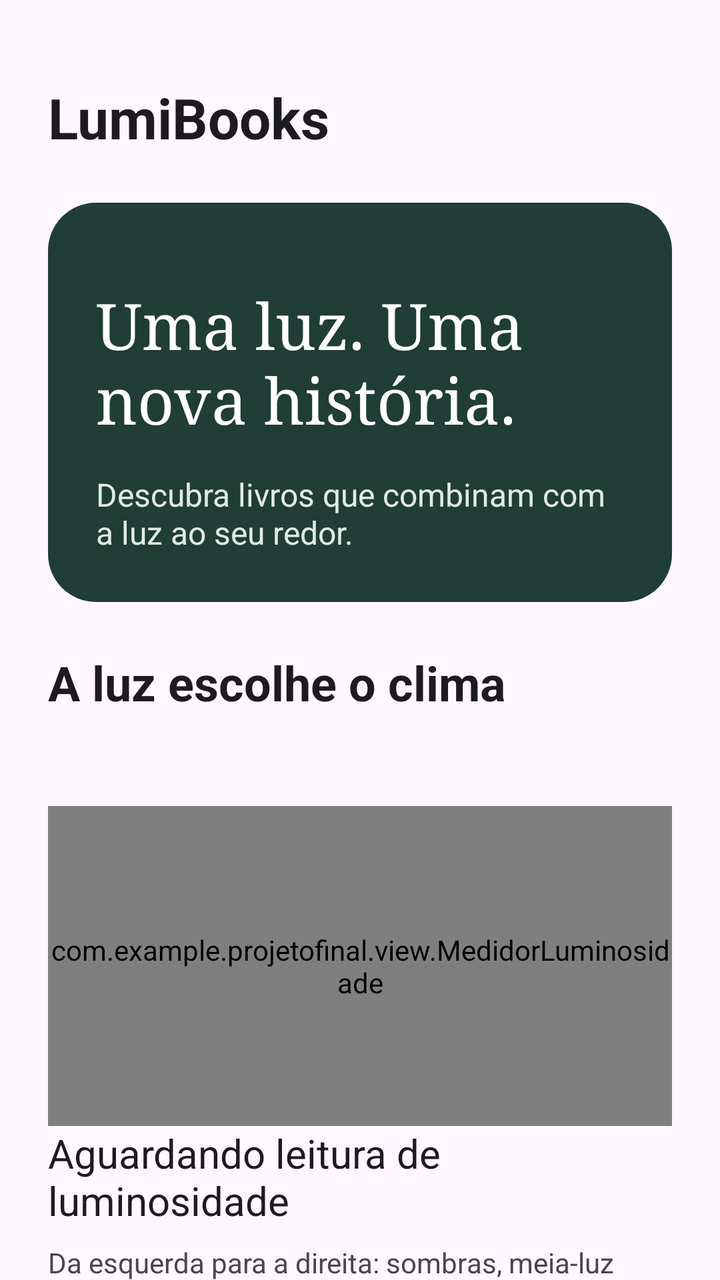
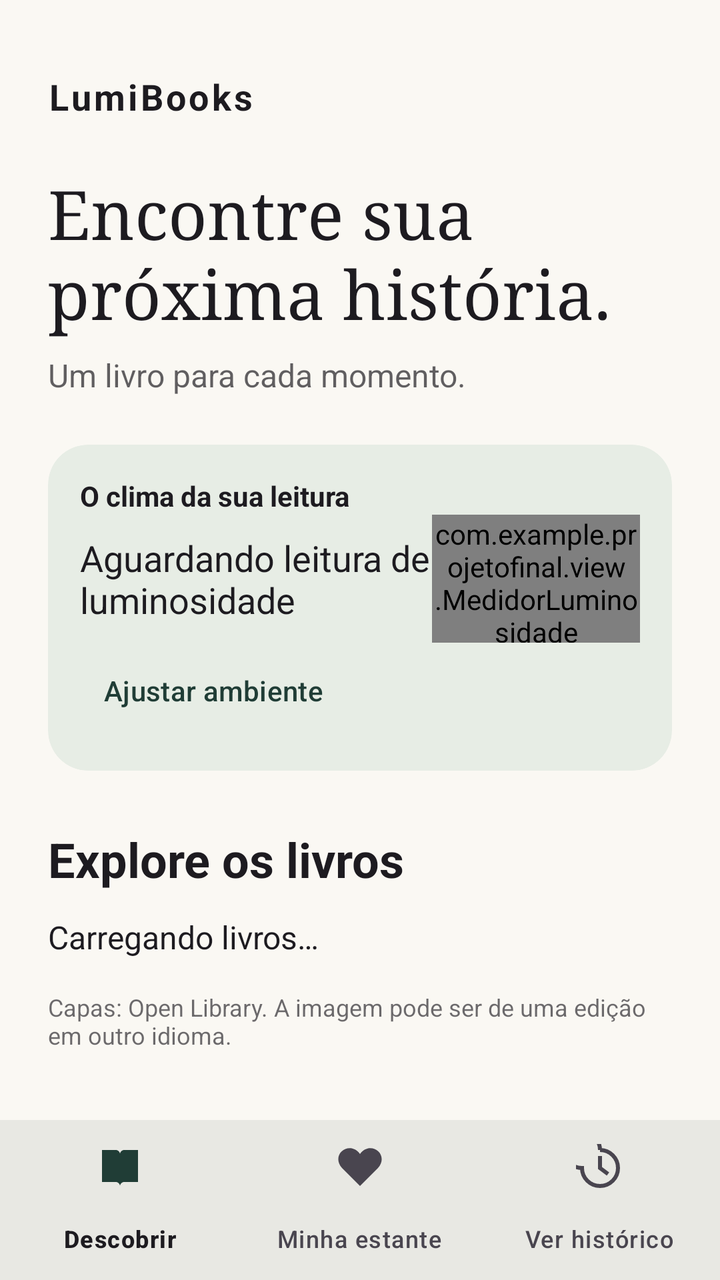

An Android layout rendered at two revisions. The XML below is the earlier revision; the diff shows what the commit changed to produce the second picture.
<!-- AndroidManifest.xml: application theme Theme.Projetofinal -->
<!-- res/layout/activity_main.xml -->
<?xml version="1.0" encoding="utf-8"?>
<androidx.core.widget.NestedScrollView xmlns:android="http://schemas.android.com/apk/res/android"
 android:id="@+id/principal" android:layout_width="match_parent" android:layout_height="match_parent" android:fillViewport="true">
 <LinearLayout android:layout_width="match_parent" android:layout_height="wrap_content" android:orientation="vertical" android:padding="24dp">
 <TextView android:layout_width="match_parent" android:layout_height="wrap_content" android:text="@string/app_name" android:textSize="28sp" android:textColor="?attr/colorOnSurface" android:layout_marginTop="16dp" android:textStyle="bold" />
 <LinearLayout android:layout_width="match_parent" android:layout_height="wrap_content" android:orientation="vertical" android:padding="24dp" android:layout_marginTop="24dp" android:background="@drawable/background_intro">
 <TextView android:layout_width="match_parent" android:layout_height="wrap_content" android:text="@string/welcome" android:textSize="32sp" android:textColor="#FFFFFF" android:layout_marginTop="16dp" android:fontFamily="serif" />
 <TextView android:layout_width="match_parent" android:layout_height="wrap_content" android:text="@string/intro" android:textSize="16sp" android:textColor="#E1EAE5" android:layout_marginTop="16dp"  />
 </LinearLayout>
 <TextView android:layout_width="match_parent" android:layout_height="wrap_content"
     android:text="@string/titulo_luminosidade" android:textSize="24sp" android:textStyle="bold"
     android:layout_marginTop="24dp" android:textColor="?attr/colorOnSurface" />
 <TextView android:id="@+id/origem_luminosidade" android:layout_width="match_parent"
     android:layout_height="wrap_content" android:layout_marginTop="8dp"
     android:textSize="16sp" android:textColor="?attr/colorOnSurfaceVariant" />
 <com.example.projetofinal.view.MedidorLuminosidade android:id="@+id/medidor_luminosidade"
     android:layout_width="match_parent" android:layout_height="160dp" android:layout_marginTop="16dp" />
 <TextView android:id="@+id/leitura_luminosidade" android:layout_width="match_parent"
     android:layout_height="wrap_content" android:textSize="20sp"
     android:text="@string/medidor_aguardando" android:textColor="?attr/colorOnSurface" />
 <TextView android:layout_width="match_parent" android:layout_height="wrap_content"
     android:text="@string/legenda_medidor" android:textSize="14sp"
     android:layout_marginTop="8dp" android:textColor="?attr/colorOnSurfaceVariant" />
 <com.google.android.material.checkbox.MaterialCheckBox android:id="@+id/modo_manual"
     android:layout_width="match_parent" android:layout_height="wrap_content"
     android:saveEnabled="false" android:text="@string/modo_manual" />
 <SeekBar android:id="@+id/controle_luminosidade" android:layout_width="match_parent"
     android:layout_height="48dp" android:max="1000" android:progress="200"
     android:saveEnabled="false" android:visibility="gone"
     android:contentDescription="@string/controle_luz_descricao" />
 <TextView android:layout_width="match_parent" android:layout_height="wrap_content" android:text="@string/light" android:textSize="22sp" android:textColor="?attr/colorOnSurface" android:layout_marginTop="16dp" android:textStyle="bold" /><TextView android:layout_width="match_parent" android:layout_height="wrap_content" android:text="@string/light_description" android:textSize="16sp" android:textColor="?attr/colorOnSurfaceVariant" android:layout_marginTop="16dp"  />
<TextView android:layout_width="match_parent" android:layout_height="wrap_content" android:text="@string/medium" android:textSize="22sp" android:textColor="?attr/colorOnSurface" android:layout_marginTop="16dp" android:textStyle="bold" /><TextView android:layout_width="match_parent" android:layout_height="wrap_content" android:text="@string/medium_description" android:textSize="16sp" android:textColor="?attr/colorOnSurfaceVariant" android:layout_marginTop="16dp"  />
<TextView android:layout_width="match_parent" android:layout_height="wrap_content" android:text="@string/dark" android:textSize="22sp" android:textColor="?attr/colorOnSurface" android:layout_marginTop="16dp" android:textStyle="bold" /><TextView android:layout_width="match_parent" android:layout_height="wrap_content" android:text="@string/dark_description" android:textSize="16sp" android:textColor="?attr/colorOnSurfaceVariant" android:layout_marginTop="16dp"  />
 <TextView android:layout_width="match_parent" android:layout_height="wrap_content" android:text="@string/coming_soon" android:textSize="14sp" android:textColor="?attr/colorOnSurfaceVariant" android:layout_marginTop="16dp"  />
 <TextView android:layout_width="match_parent" android:layout_height="wrap_content"
     android:layout_marginTop="24dp" android:text="@string/catalog_title"
     android:textSize="24sp" android:textStyle="bold" android:textColor="?attr/colorOnSurface" />
 <com.google.android.material.checkbox.MaterialCheckBox android:id="@+id/filtro_clima"
     android:layout_width="match_parent" android:layout_height="wrap_content"
     android:saveEnabled="false" android:checked="true" android:text="@string/filtro_clima" />
 <com.google.android.material.checkbox.MaterialCheckBox android:id="@+id/filtro_favoritos" android:saveEnabled="false"
     android:layout_width="match_parent" android:layout_height="wrap_content" android:text="@string/somente_favoritos" />
 <TextView android:id="@+id/estado_catalogo" android:layout_width="match_parent"
     android:layout_height="wrap_content" android:text="@string/carregando_livros"
     android:accessibilityLiveRegion="polite" android:textColor="?attr/colorOnSurface" />
 <com.google.android.material.button.MaterialButton android:id="@+id/botao_ver_historico"
     android:layout_width="match_parent" android:layout_height="wrap_content"
     android:minHeight="48dp" android:text="@string/ver_historico" />
 <LinearLayout android:id="@+id/lista_livros" android:layout_width="match_parent"
     android:layout_height="wrap_content" android:orientation="vertical" />
 </LinearLayout>
</androidx.core.widget.NestedScrollView>
<!-- resources referenced by this layout -->
<resources>
  <!-- drawable background_intro (drawable) -->
  <shape xmlns:android="http://schemas.android.com/apk/res/android">
      <solid android:color="#203D36" />
      <corners android:radius="24dp" />
  </shape>
  <string name="app_name">LumiBooks</string>
  <string name="carregando_livros">Carregando livros…</string>
  <string name="catalog_title">Explore a biblioteca</string>
  <string name="coming_soon">Combine os filtros abaixo ou desmarque ambos para explorar todos os livros.</string>
  <string name="controle_luz_descricao">Luminosidade simulada, de zero a mil lux</string>
  <string name="dark">Entre sombras</string>
  <string name="dark_description">Suspense e terror para quem gosta de uma história sombria.</string>
  <string name="filtro_clima">Recomendar pela luminosidade</string>
  <string name="intro">Descubra livros que combinam com a luz ao seu redor.</string>
  <string name="legenda_medidor">Da esquerda para a direita: sombras, meia-luz e luz do dia. O ponteiro indica o clima, não uma escala numérica.</string>
  <string name="light">Luz do dia</string>
  <string name="light_description">Aventuras, fantasia e histórias leves para soltar a imaginação.</string>
  <string name="medidor_aguardando">Aguardando leitura de luminosidade</string>
  <string name="medium">Meia-luz</string>
  <string name="medium_description">Mistérios e dramas para despertar sua curiosidade.</string>
  <string name="modo_manual">Simular luminosidade</string>
  <string name="somente_favoritos">Somente favoritos</string>
  <string name="titulo_luminosidade">A luz escolhe o clima</string>
  <string name="ver_historico">Ver histórico</string>
  <string name="welcome">Uma luz. Uma nova história.</string>
  <style name="Theme.Projetofinal" parent="Base.Theme.Projetofinal" />
  <style name="Base.Theme.Projetofinal" parent="Theme.Material3.DayNight.NoActionBar">
          <item name="colorPrimary">@color/verde_lumibooks</item>
          <item name="android:windowBackground">?attr/colorSurface</item>
      </style>
  <color name="verde_lumibooks">#203D36</color>
</resources>

<!-- the commit's change to res/layout/activity_main.xml (unified diff, before → after) -->
@@ -1,52 +1,33 @@
 <?xml version="1.0" encoding="utf-8"?>
-<androidx.core.widget.NestedScrollView xmlns:android="http://schemas.android.com/apk/res/android"
- android:id="@+id/principal" android:layout_width="match_parent" android:layout_height="match_parent" android:fillViewport="true">
+<LinearLayout xmlns:android="http://schemas.android.com/apk/res/android" xmlns:app="http://schemas.android.com/apk/res-auto"
+ android:id="@+id/principal" android:layout_width="match_parent" android:layout_height="match_parent" android:orientation="vertical">
+ <androidx.core.widget.NestedScrollView android:layout_width="match_parent" android:layout_height="0dp" android:layout_weight="1" android:fillViewport="true">
  <LinearLayout android:layout_width="match_parent" android:layout_height="wrap_content" android:orientation="vertical" android:padding="24dp">
- <TextView android:layout_width="match_parent" android:layout_height="wrap_content" android:text="@string/app_name" android:textSize="28sp" android:textColor="?attr/colorOnSurface" android:layout_marginTop="16dp" android:textStyle="bold" />
- <LinearLayout android:layout_width="match_parent" android:layout_height="wrap_content" android:orientation="vertical" android:padding="24dp" android:layout_marginTop="24dp" android:background="@drawable/background_intro">
- <TextView android:layout_width="match_parent" android:layout_height="wrap_content" android:text="@string/welcome" android:textSize="32sp" android:textColor="#FFFFFF" android:layout_marginTop="16dp" android:fontFamily="serif" />
- <TextView android:layout_width="match_parent" android:layout_height="wrap_content" android:text="@string/intro" android:textSize="16sp" android:textColor="#E1EAE5" android:layout_marginTop="16dp"  />
+ <TextView  android:layout_width="match_parent" android:layout_height="wrap_content" android:text="@string/app_name" android:textSize="18sp" android:textColor="?attr/colorOnSurface" android:textStyle="bold" android:letterSpacing="0.08" android:layout_marginTop="12dp"/>
+ <TextView android:id="@+id/titulo_inicio" android:layout_width="match_parent" android:layout_height="wrap_content" android:text="@string/titulo_descobrir" android:textSize="34sp" android:textColor="?attr/colorOnSurface" android:fontFamily="serif" android:layout_marginTop="24dp"/>
+ <TextView  android:layout_width="match_parent" android:layout_height="wrap_content" android:text="@string/subtitulo_descobrir" android:textSize="16sp" android:textColor="?attr/colorOnSurface" android:layout_marginTop="8dp" android:alpha="0.7"/>
+ <com.google.android.material.card.MaterialCardView android:layout_width="match_parent" android:layout_height="wrap_content" android:layout_marginTop="24dp" app:cardCornerRadius="20dp" app:cardElevation="0dp" app:strokeWidth="0dp" app:cardBackgroundColor="?attr/colorSurfaceVariant">
+ <LinearLayout android:layout_width="match_parent" android:layout_height="wrap_content" android:orientation="vertical" android:padding="16dp">
+ <TextView  android:layout_width="match_parent" android:layout_height="wrap_content" android:text="@string/luz_compacta" android:textSize="14sp" android:textColor="?attr/colorOnSurface" android:textStyle="bold"/>
+ <LinearLayout android:layout_width="match_parent" android:layout_height="wrap_content" android:orientation="horizontal" android:gravity="center_vertical">
+ <TextView android:id="@+id/leitura_luminosidade" android:layout_width="0dp" android:layout_weight="1" android:layout_height="wrap_content" android:text="@string/medidor_aguardando" android:textSize="18sp" android:textColor="?attr/colorOnSurface"/>
+ <com.example.projetofinal.view.MedidorLuminosidade android:id="@+id/medidor_luminosidade" android:layout_width="104dp" android:layout_height="64dp" />
  </LinearLayout>
- <TextView android:layout_width="match_parent" android:layout_height="wrap_content"
-     android:text="@string/titulo_luminosidade" android:textSize="24sp" android:textStyle="bold"
-     android:layout_marginTop="24dp" android:textColor="?attr/colorOnSurface" />
- <TextView android:id="@+id/origem_luminosidade" android:layout_width="match_parent"
-     android:layout_height="wrap_content" android:layout_marginTop="8dp"
-     android:textSize="16sp" android:textColor="?attr/colorOnSurfaceVariant" />
- <com.example.projetofinal.view.MedidorLuminosidade android:id="@+id/medidor_luminosidade"
-     android:layout_width="match_parent" android:layout_height="160dp" android:layout_marginTop="16dp" />
- <TextView android:id="@+id/leitura_luminosidade" android:layout_width="match_parent"
-     android:layout_height="wrap_content" android:textSize="20sp"
-     android:text="@string/medidor_aguardando" android:textColor="?attr/colorOnSurface" />
- <TextView android:layout_width="match_parent" android:layout_height="wrap_content"
-     android:text="@string/legenda_medidor" android:textSize="14sp"
-     android:layout_marginTop="8dp" android:textColor="?attr/colorOnSurfaceVariant" />
- <com.google.android.material.checkbox.MaterialCheckBox android:id="@+id/modo_manual"
-     android:layout_width="match_parent" android:layout_height="wrap_content"
-     android:saveEnabled="false" android:text="@string/modo_manual" />
- <SeekBar android:id="@+id/controle_luminosidade" android:layout_width="match_parent"
-     android:layout_height="48dp" android:max="1000" android:progress="200"
-     android:saveEnabled="false" android:visibility="gone"
-     android:contentDescription="@string/controle_luz_descricao" />
- <TextView android:layout_width="match_parent" android:layout_height="wrap_content" android:text="@string/light" android:textSize="22sp" android:textColor="?attr/colorOnSurface" android:layout_marginTop="16dp" android:textStyle="bold" /><TextView android:layout_width="match_parent" android:layout_height="wrap_content" android:text="@string/light_description" android:textSize="16sp" android:textColor="?attr/colorOnSurfaceVariant" android:layout_marginTop="16dp"  />
-<TextView android:layout_width="match_parent" android:layout_height="wrap_content" android:text="@string/medium" android:textSize="22sp" android:textColor="?attr/colorOnSurface" android:layout_marginTop="16dp" android:textStyle="bold" /><TextView android:layout_width="match_parent" android:layout_height="wrap_content" android:text="@string/medium_description" android:textSize="16sp" android:textColor="?attr/colorOnSurfaceVariant" android:layout_marginTop="16dp"  />
-<TextView android:layout_width="match_parent" android:layout_height="wrap_content" android:text="@string/dark" android:textSize="22sp" android:textColor="?attr/colorOnSurface" android:layout_marginTop="16dp" android:textStyle="bold" /><TextView android:layout_width="match_parent" android:layout_height="wrap_content" android:text="@string/dark_description" android:textSize="16sp" android:textColor="?attr/colorOnSurfaceVariant" android:layout_marginTop="16dp"  />
- <TextView android:layout_width="match_parent" android:layout_height="wrap_content" android:text="@string/coming_soon" android:textSize="14sp" android:textColor="?attr/colorOnSurfaceVariant" android:layout_marginTop="16dp"  />
- <TextView android:layout_width="match_parent" android:layout_height="wrap_content"
-     android:layout_marginTop="24dp" android:text="@string/catalog_title"
-     android:textSize="24sp" android:textStyle="bold" android:textColor="?attr/colorOnSurface" />
- <com.google.android.material.checkbox.MaterialCheckBox android:id="@+id/filtro_clima"
-     android:layout_width="match_parent" android:layout_height="wrap_content"
-     android:saveEnabled="false" android:checked="true" android:text="@string/filtro_clima" />
- <com.google.android.material.checkbox.MaterialCheckBox android:id="@+id/filtro_favoritos" android:saveEnabled="false"
-     android:layout_width="match_parent" android:layout_height="wrap_content" android:text="@string/somente_favoritos" />
- <TextView android:id="@+id/estado_catalogo" android:layout_width="match_parent"
-     android:layout_height="wrap_content" android:text="@string/carregando_livros"
-     android:accessibilityLiveRegion="polite" android:textColor="?attr/colorOnSurface" />
- <com.google.android.material.button.MaterialButton android:id="@+id/botao_ver_historico"
-     android:layout_width="match_parent" android:layout_height="wrap_content"
-     android:minHeight="48dp" android:text="@string/ver_historico" />
- <LinearLayout android:id="@+id/lista_livros" android:layout_width="match_parent"
-     android:layout_height="wrap_content" android:orientation="vertical" />
+ <com.google.android.material.button.MaterialButton android:id="@+id/botao_ajustar_luz" android:layout_width="wrap_content" android:layout_height="wrap_content" android:text="@string/ajustar_luz" style="@style/Widget.Material3.Button.TextButton" />
+ <LinearLayout android:id="@+id/painel_ajustes_luz" android:layout_width="match_parent" android:layout_height="wrap_content" android:orientation="vertical" android:visibility="gone">
+ <TextView android:id="@+id/origem_luminosidade" android:layout_width="match_parent" android:layout_height="wrap_content"  android:textSize="14sp" android:textColor="?attr/colorOnSurface" />
+ <com.google.android.material.checkbox.MaterialCheckBox android:id="@+id/modo_manual" android:layout_width="match_parent" android:layout_height="wrap_content" android:saveEnabled="false" android:text="@string/modo_manual"/>
+ <SeekBar android:id="@+id/controle_luminosidade" android:layout_width="match_parent" android:layout_height="48dp" android:max="1000" android:progress="200" android:saveEnabled="false" android:visibility="gone" android:contentDescription="@string/controle_luz_descricao"/>
+ <com.google.android.material.checkbox.MaterialCheckBox android:id="@+id/filtro_clima" android:layout_width="match_parent" android:layout_height="wrap_content" android:saveEnabled="false" android:checked="true" android:text="@string/filtro_clima"/>
  </LinearLayout>
-</androidx.core.widget.NestedScrollView>
+ </LinearLayout>
+ </com.google.android.material.card.MaterialCardView>
+ <TextView  android:layout_width="match_parent" android:layout_height="wrap_content" android:text="@string/titulo_selecao" android:textSize="24sp" android:textColor="?attr/colorOnSurface" android:textStyle="bold" android:layout_marginTop="28dp" android:layout_marginBottom="12dp"/>
+ <com.google.android.material.checkbox.MaterialCheckBox android:id="@+id/filtro_favoritos" android:layout_width="match_parent" android:layout_height="wrap_content" android:saveEnabled="false" android:visibility="gone" android:text="@string/somente_favoritos"/>
+ <TextView android:id="@+id/estado_catalogo" android:layout_width="match_parent" android:layout_height="wrap_content" android:text="@string/carregando_livros" android:textSize="16sp" android:textColor="?attr/colorOnSurface" android:accessibilityLiveRegion="polite"/>
+ <LinearLayout android:id="@+id/lista_livros" android:layout_width="match_parent" android:layout_height="wrap_content" android:orientation="vertical"/>
+ <TextView  android:layout_width="match_parent" android:layout_height="wrap_content" android:text="@string/fonte_capas" android:textSize="12sp" android:textColor="?attr/colorOnSurface" android:layout_marginTop="16dp" android:alpha="0.65"/>
+ </LinearLayout>
+ </androidx.core.widget.NestedScrollView>
+ <com.google.android.material.bottomnavigation.BottomNavigationView android:id="@+id/navegacao" android:layout_width="match_parent" android:layout_height="wrap_content" android:background="?attr/colorSurface" app:menu="@menu/navegacao" app:labelVisibilityMode="labeled"/>
+</LinearLayout>
<!-- resource entries referenced after the edit -->
@@ -1,33 +1,26 @@
 <!-- resources referenced by this layout -->
 <resources>
-  <!-- drawable background_intro (drawable) -->
-  <shape xmlns:android="http://schemas.android.com/apk/res/android">
-      <solid android:color="#203D36" />
-      <corners android:radius="24dp" />
-  </shape>
+  <string name="ajustar_luz">Ajustar ambiente</string>
   <string name="app_name">LumiBooks</string>
   <string name="carregando_livros">Carregando livros…</string>
-  <string name="catalog_title">Explore a biblioteca</string>
-  <string name="coming_soon">Combine os filtros abaixo ou desmarque ambos para explorar todos os livros.</string>
   <string name="controle_luz_descricao">Luminosidade simulada, de zero a mil lux</string>
-  <string name="dark">Entre sombras</string>
-  <string name="dark_description">Suspense e terror para quem gosta de uma história sombria.</string>
   <string name="filtro_clima">Recomendar pela luminosidade</string>
-  <string name="intro">Descubra livros que combinam com a luz ao seu redor.</string>
-  <string name="legenda_medidor">Da esquerda para a direita: sombras, meia-luz e luz do dia. O ponteiro indica o clima, não uma escala numérica.</string>
-  <string name="light">Luz do dia</string>
-  <string name="light_description">Aventuras, fantasia e histórias leves para soltar a imaginação.</string>
+  <string name="fonte_capas">Capas: Open Library. A imagem pode ser de uma edição em outro idioma.</string>
+  <string name="luz_compacta">O clima da sua leitura</string>
   <string name="medidor_aguardando">Aguardando leitura de luminosidade</string>
-  <string name="medium">Meia-luz</string>
-  <string name="medium_description">Mistérios e dramas para despertar sua curiosidade.</string>
   <string name="modo_manual">Simular luminosidade</string>
   <string name="somente_favoritos">Somente favoritos</string>
-  <string name="titulo_luminosidade">A luz escolhe o clima</string>
-  <string name="ver_historico">Ver histórico</string>
-  <string name="welcome">Uma luz. Uma nova história.</string>
+  <string name="subtitulo_descobrir">Um livro para cada momento.</string>
+  <string name="titulo_descobrir">Encontre sua\npróxima história.</string>
+  <string name="titulo_selecao">Explore os livros</string>
   <style name="Theme.Projetofinal" parent="Base.Theme.Projetofinal" />
   <style name="Base.Theme.Projetofinal" parent="Theme.Material3.DayNight.NoActionBar">
           <item name="colorPrimary">@color/verde_lumibooks</item>
+          <item name="colorSurface">#FAF8F3</item>
+          <item name="colorSurfaceVariant">#E7EDE5</item>
+          <item name="colorOutlineVariant">#DCE2D9</item>
+          <item name="colorSecondaryContainer">#DCE8DC</item>
+          <item name="colorOnSecondaryContainer">#203D36</item>
           <item name="android:windowBackground">?attr/colorSurface</item>
       </style>
   <color name="verde_lumibooks">#203D36</color>
